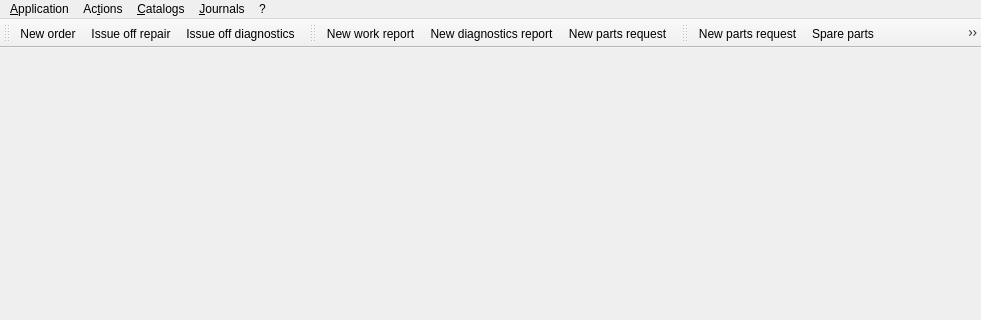
This is RepairCenter/mainwindow.ui in Feo-d-oR/YARC as Qt 5 draws it before an edit; both pictures show x 0 to 981 and y 0 to 320 of the 981 by 547 pixel window. The edited form follows.
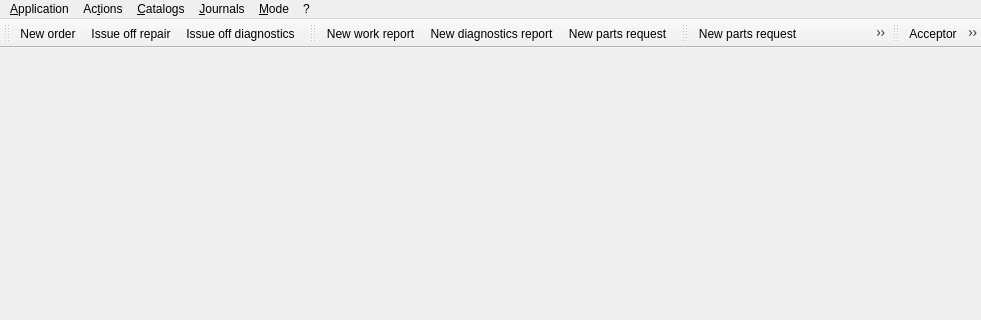
This is the edited form. Icons and pictures are not drawn.

Commit message: Added->Switchable admin UI mode

```diff
--- a/RepairCenter/mainwindow.ui
+++ b/RepairCenter/mainwindow.ui
@@ -104,10 +104,19 @@
     <addaction name="mJrnPartsRequests"/>
     <addaction name="mOrdersLog"/>
    </widget>
+   <widget class="QMenu" name="mode">
+    <property name="title">
+     <string>&amp;Mode</string>
+    </property>
+    <addaction name="mOrdersMode"/>
+    <addaction name="mStorekeeperMode"/>
+    <addaction name="mMasterMode"/>
+   </widget>
    <addaction name="app"/>
    <addaction name="actions"/>
    <addaction name="catalogs"/>
    <addaction name="journals"/>
+   <addaction name="mode"/>
    <addaction name="help"/>
   </widget>
   <widget class="QToolBar" name="acceptorToolBar">
@@ -153,6 +162,20 @@
    <addaction name="mSpareTypes"/>
    <addaction name="mSuppliers"/>
   </widget>
+  <widget class="QToolBar" name="adminToolBar">
+   <property name="windowTitle">
+    <string>toolBar</string>
+   </property>
+   <attribute name="toolBarArea">
+    <enum>TopToolBarArea</enum>
+   </attribute>
+   <attribute name="toolBarBreak">
+    <bool>false</bool>
+   </attribute>
+   <addaction name="mOrdersMode"/>
+   <addaction name="mStorekeeperMode"/>
+   <addaction name="mMasterMode"/>
+  </widget>
   <action name="exit">
    <property name="icon">
     <iconset>
@@ -448,6 +471,42 @@
     <string>F11</string>
    </property>
   </action>
+  <action name="mOrdersMode">
+   <property name="icon">
+    <iconset resource="Icons.qrc">
+     <normaloff>:/icons/icons/page.png</normaloff>:/icons/icons/page.png</iconset>
+   </property>
+   <property name="text">
+    <string>&amp;Acceptor</string>
+   </property>
+   <property name="toolTip">
+    <string>Acceptor UI mode</string>
+   </property>
+  </action>
+  <action name="mStorekeeperMode">
+   <property name="icon">
+    <iconset resource="Icons.qrc">
+     <normaloff>:/icons/icons/bricks.png</normaloff>:/icons/icons/bricks.png</iconset>
+   </property>
+   <property name="text">
+    <string>&amp;Storekeeper</string>
+   </property>
+   <property name="toolTip">
+    <string>Storekeeper UI mode</string>
+   </property>
+  </action>
+  <action name="mMasterMode">
+   <property name="icon">
+    <iconset resource="Icons.qrc">
+     <normaloff>:/icons/icons/hammer.png</normaloff>:/icons/icons/hammer.png</iconset>
+   </property>
+   <property name="text">
+    <string>&amp;Master</string>
+   </property>
+   <property name="toolTip">
+    <string>Master UI mode</string>
+   </property>
+  </action>
  </widget>
  <layoutdefault spacing="6" margin="11"/>
  <resources>
```
Left out of the diff: 3 changed lines with no effect on the pictures. The commit also changes 10 other files.
